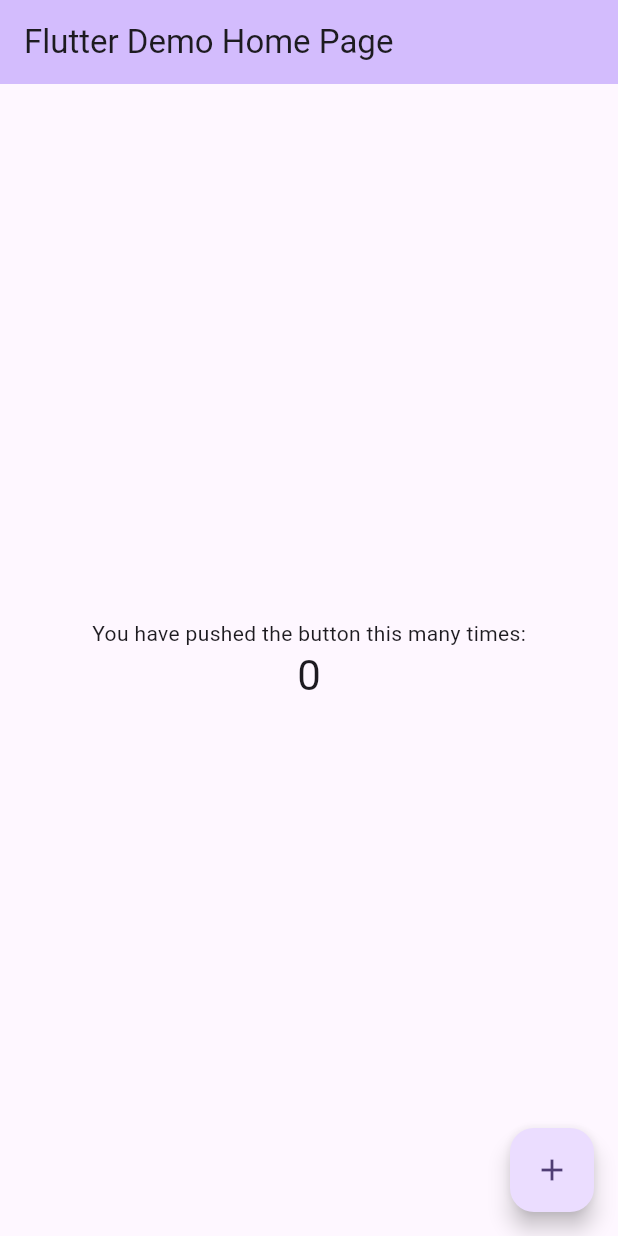
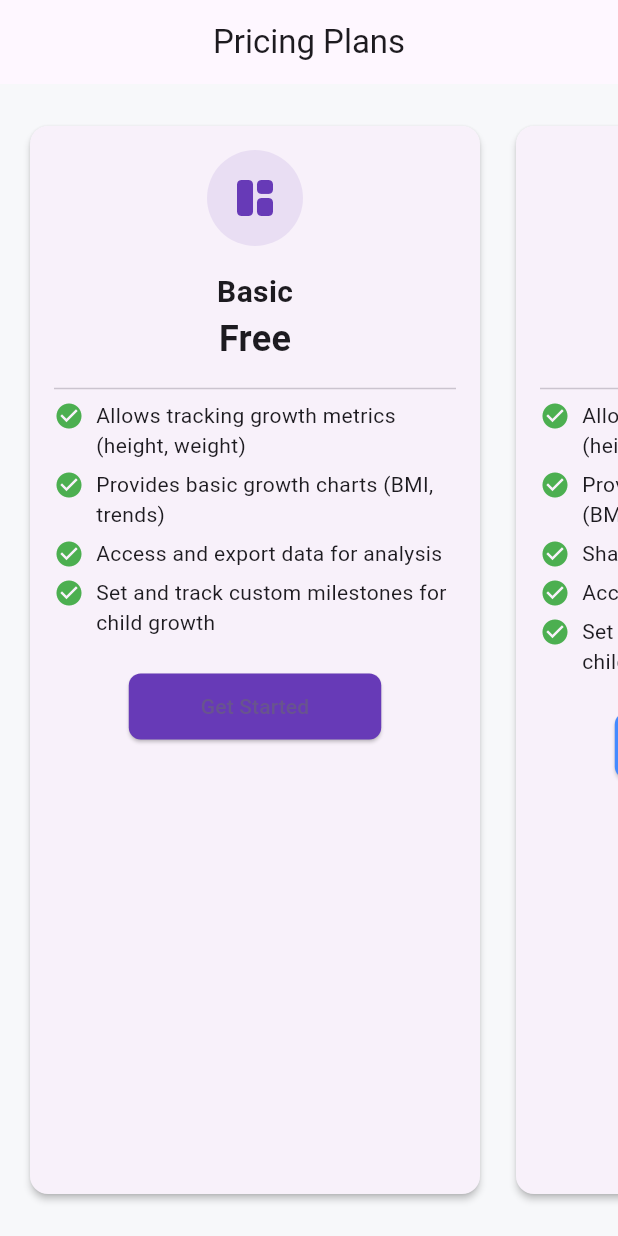
Before and after one commit to sangtq28/swd392_flutter, a Flutter app: the screen it shows after launch, on a phone screen of 412 x 824 dp. Run offline on Flutter 3.47's test engine with Material 3 defaults, Android fonts, the phone set to English and light mode, and no system bars.

```diff
--- a/lib/main.dart
+++ b/lib/main.dart
@@ -1,5 +1,7 @@
 import 'package:flutter/material.dart';
-
+import 'package:flutter_swd392/screens/login_screen.dart';
+import 'package:flutter_swd392/screens/pricing_page.dart';
+import 'package:flutter_swd392/screens/register_screen.dart';
 void main() {
   runApp(const MyApp());
 }
@@ -7,119 +9,15 @@ void main() {
 class MyApp extends StatelessWidget {
   const MyApp({super.key});
 
-  // This widget is the root of your application.
   @override
   Widget build(BuildContext context) {
     return MaterialApp(
-      title: 'Flutter Demo',
+      title: 'Register UI',
       theme: ThemeData(
-        // This is the theme of your application.
-        //
-        // TRY THIS: Try running your application with "flutter run". You'll see
-        // the application has a purple toolbar. Then, without quitting the app,
-        // try changing the seedColor in the colorScheme below to Colors.green
-        // and then invoke "hot reload" (save your changes or press the "hot
-        // reload" button in a Flutter-supported IDE, or press "r" if you used
-        // the command line to start the app).
-        //
-        // Notice that the counter didn't reset back to zero; the application
-        // state is not lost during the reload. To reset the state, use hot
-        // restart instead.
-        //
-        // This works for code too, not just values: Most code changes can be
-        // tested with just a hot reload.
         colorScheme: ColorScheme.fromSeed(seedColor: Colors.deepPurple),
         useMaterial3: true,
       ),
-      home: const MyHomePage(title: 'Flutter Demo Home Page'),
+      home: PricingPage(), // Load Register Screen
     );
   }
 }
-
-class MyHomePage extends StatefulWidget {
-  const MyHomePage({super.key, required this.title});
-
-  // This widget is the home page of your application. It is stateful, meaning
-  // that it has a State object (defined below) that contains fields that affect
-  // how it looks.
-
-  // This class is the configuration for the state. It holds the values (in this
-  // case the title) provided by the parent (in this case the App widget) and
-  // used by the build method of the State. Fields in a Widget subclass are
-  // always marked "final".
-
-  final String title;
-
-  @override
-  State<MyHomePage> createState() => _MyHomePageState();
-}
-
-class _MyHomePageState extends State<MyHomePage> {
-  int _counter = 0;
-
-  void _incrementCounter() {
-    setState(() {
-      // This call to setState tells the Flutter framework that something has
-      // changed in this State, which causes it to rerun the build method below
-      // so that the display can reflect the updated values. If we changed
-      // _counter without calling setState(), then the build method would not be
-      // called again, and so nothing would appear to happen.
-      _counter++;
-    });
-  }
-
-  @override
-  Widget build(BuildContext context) {
-    // This method is rerun every time setState is called, for instance as done
-    // by the _incrementCounter method above.
-    //
-    // The Flutter framework has been optimized to make rerunning build methods
-    // fast, so that you can just rebuild anything that needs updating rather
-    // than having to individually change instances of widgets.
-    return Scaffold(
-      appBar: AppBar(
-        // TRY THIS: Try changing the color here to a specific color (to
-        // Colors.amber, perhaps?) and trigger a hot reload to see the AppBar
-        // change color while the other colors stay the same.
-        backgroundColor: Theme.of(context).colorScheme.inversePrimary,
-        // Here we take the value from the MyHomePage object that was created by
-        // the App.build method, and use it to set our appbar title.
-        title: Text(widget.title),
-      ),
-      body: Center(
-        // Center is a layout widget. It takes a single child and positions it
-        // in the middle of the parent.
-        child: Column(
-          // Column is also a layout widget. It takes a list of children and
-          // arranges them vertically. By default, it sizes itself to fit its
-          // children horizontally, and tries to be as tall as its parent.
-          //
-          // Column has various properties to control how it sizes itself and
-          // how it positions its children. Here we use mainAxisAlignment to
-          // center the children vertically; the main axis here is the vertical
-          // axis because Columns are vertical (the cross axis would be
-          // horizontal).
-          //
-          // TRY THIS: Invoke "debug painting" (choose the "Toggle Debug Paint"
-          // action in the IDE, or press "p" in the console), to see the
-          // wireframe for each widget.
-          mainAxisAlignment: MainAxisAlignment.center,
-          children: <Widget>[
-            const Text(
-              'You have pushed the button this many times:',
-            ),
-            Text(
-              '$_counter',
-              style: Theme.of(context).textTheme.headlineMedium,
-            ),
-          ],
-        ),
-      ),
-      floatingActionButton: FloatingActionButton(
-        onPressed: _incrementCounter,
-        tooltip: 'Increment',
-        child: const Icon(Icons.add),
-      ), // This trailing comma makes auto-formatting nicer for build methods.
-    );
-  }
-}
--- /dev/null
+++ b/lib/screens/pricing_page.dart
@@ -0,0 +1,77 @@
+import 'package:flutter/material.dart';
+import '../widgets/pricing_card.dart';
+
+class PricingPage extends StatelessWidget {
+  const PricingPage({Key? key}) : super(key: key);
+
+  @override
+  Widget build(BuildContext context) {
+    const backgroundColor = Color(0xFFF7F8FA);
+
+    return Scaffold(
+      backgroundColor: backgroundColor,
+      appBar: AppBar(
+        title: const Text('Pricing Plans'),
+        centerTitle: true,
+        elevation: 0,
+      ),
+      body: SingleChildScrollView(
+        scrollDirection: Axis.horizontal, // Horizontal scroll enabled
+        padding: const EdgeInsets.symmetric(horizontal: 16, vertical: 24),
+        child: Row(
+          crossAxisAlignment: CrossAxisAlignment.start,
+          children: const [
+            // First Pricing Card
+            PricingCard(
+              planName: 'Basic',
+              price: 'Free',
+              features: [
+                'Allows tracking growth metrics (height, weight)',
+                'Provides basic growth charts (BMI, trends)',
+                'Access and export data for analysis',
+                'Set and track custom milestones for child growth',
+              ],
+              icon: Icons.space_dashboard_rounded,
+              buttonColor: Colors.deepPurple,
+            ),
+
+            SizedBox(width: 16),
+
+            // Second Pricing Card
+            PricingCard(
+              planName: 'Standard',
+              price: '\$19.99',
+              features: [
+                'Allows tracking growth metrics (height, weight)',
+                'Provides access to growth charts (BMI, trends)',
+                'Share data with doctors or family',
+                'Access and export data for analysis',
+                'Set and track custom milestones for child growth',
+              ],
+              icon: Icons.rocket_launch_rounded,
+              buttonColor: Colors.blueAccent,
+            ),
+
+            SizedBox(width: 16),
+
+            // Third Pricing Card
+            PricingCard(
+              planName: 'Premium',
+              price: '\$49.99',
+              features: [
+                'Allows tracking growth metrics (height, weight)',
+                'Provides access to growth charts (BMI, trends)',
+                'Share data with doctors or family',
+                'Receive premium alerts & reminders',
+                'Access and export data for analysis',
+                'Set and track custom milestones for child development',
+              ],
+              icon: Icons.rocket_rounded,
+              buttonColor: Colors.orangeAccent,
+            ),
+          ],
+        ),
+      ),
+    );
+  }
+}
--- /dev/null
+++ b/lib/widgets/pricing_card.dart
@@ -0,0 +1,112 @@
+import 'package:flutter/material.dart';
+
+class PricingCard extends StatelessWidget {
+  final String planName;
+  final String price;
+  final List<String> features;
+  final IconData icon;
+  final Color buttonColor;
+
+  const PricingCard({
+    Key? key,
+    required this.planName,
+    required this.price,
+    required this.features,
+    required this.icon,
+    required this.buttonColor,
+  }) : super(key: key);
+
+  @override
+  Widget build(BuildContext context) {
+    return Card(
+      elevation: 2,
+      shape: RoundedRectangleBorder(borderRadius: BorderRadius.circular(12)),
+      child: Container(
+        width: 300,
+        padding: const EdgeInsets.all(16),
+        child: Column(
+          children: [
+            // Icon Circle
+            Container(
+              width: 64,
+              height: 64,
+              decoration: BoxDecoration(
+                color: buttonColor.withOpacity(0.1),
+                shape: BoxShape.circle,
+              ),
+              child: Icon(
+                icon,
+                color: buttonColor,
+                size: 32,
+              ),
+            ),
+            const SizedBox(height: 16),
+            // Plan name
+            Text(
+              planName,
+              style: const TextStyle(
+                fontSize: 20,
+                fontWeight: FontWeight.bold,
+              ),
+            ),
+            // Price
+            Text(
+              price + (price.toLowerCase() != 'free' ? '/mo' : ''),
+              style: const TextStyle(
+                fontSize: 24,
+                fontWeight: FontWeight.w600,
+              ),
+            ),
+            const SizedBox(height: 8),
+            const Divider(),
+            // Features
+            Column(
+              crossAxisAlignment: CrossAxisAlignment.start,
+              children: features
+                  .map(
+                    (feature) => Padding(
+                  padding: const EdgeInsets.only(bottom: 6),
+                  child: Row(
+                    crossAxisAlignment: CrossAxisAlignment.start,
+                    children: [
+                      const Icon(
+                        Icons.check_circle,
+                        size: 20,
+                        color: Colors.green,
+                      ),
+                      const SizedBox(width: 8),
+                      Expanded(
+                        child: Text(
+                          feature,
+                          style: const TextStyle(fontSize: 14),
+                        ),
+                      ),
+                    ],
+                  ),
+                ),
+              )
+                  .toList(),
+            ),
+            const SizedBox(height: 16),
+            // Button
+            ElevatedButton(
+              onPressed: () {
+                // Handle button press
+              },
+              style: ElevatedButton.styleFrom(
+                backgroundColor: buttonColor,
+                shape: RoundedRectangleBorder(
+                  borderRadius: BorderRadius.circular(8),
+                ),
+              ),
+              child: const Padding(
+                padding: EdgeInsets.symmetric(horizontal: 24.0, vertical: 12.0),
+                child: Text('Get Started'),
+              ),
+            ),
+          ],
+        ),
+      ),
+    );
+  }
+}
--- a/pubspec.yaml
+++ b/pubspec.yaml
@@ -34,6 +34,7 @@ dependencies:
   # The following adds the Cupertino Icons font to your application.
   # Use with the CupertinoIcons class for iOS style icons.
   cupertino_icons: ^1.0.8
+  http: ^1.3.0
 
 dev_dependencies:
   flutter_test:
```
Also changed, not shown: lib/api/api_service.dart (added, +31 -0 lines), lib/screens/login_screen.dart (added, +156 -0 lines), lib/screens/register_screen.dart (added, +164 -0 lines), lib/models/user_model.dart (added), lib/widgets/custom_button.dart (added), lib/widgets/custom_text_field.dart (added), pubspec.lock.
